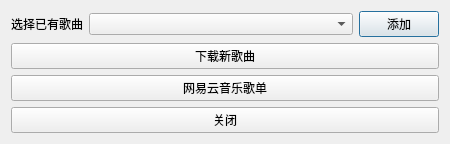
Old version of the form ui/add_music_dialog.ui in the repository shicj0927/EasyMusicPlus.
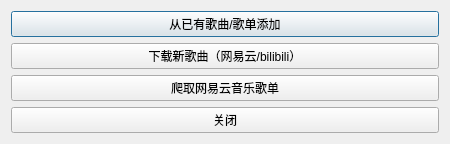
New version of the form.

Commit message: 修复歌单相关bug,升级添加歌曲（歌单选择）功能

```diff
--- a/ui/add_music_dialog.ui
+++ b/ui/add_music_dialog.ui
@@ -7,7 +7,7 @@
     <x>0</x>
     <y>0</y>
     <width>450</width>
-    <height>142</height>
+    <height>140</height>
    </rect>
   </property>
   <property name="windowTitle">
@@ -15,49 +15,23 @@
   </property>
   <layout class="QVBoxLayout" name="verticalLayout">
    <item>
-    <layout class="QHBoxLayout" name="horizontalLayout">
-     <item>
-      <widget class="QLabel" name="label">
-       <property name="sizePolicy">
-        <sizepolicy hsizetype="Fixed" vsizetype="Preferred">
-         <horstretch>0</horstretch>
-         <verstretch>0</verstretch>
-        </sizepolicy>
-       </property>
-       <property name="text">
-        <string>选择已有歌曲</string>
-       </property>
-      </widget>
-     </item>
-     <item>
-      <widget class="QComboBox" name="qComboBox_selectFromData"/>
-     </item>
-     <item>
-      <widget class="QPushButton" name="qPushButton_add_from_data">
-       <property name="sizePolicy">
-        <sizepolicy hsizetype="Fixed" vsizetype="Fixed">
-         <horstretch>0</horstretch>
-         <verstretch>0</verstretch>
-        </sizepolicy>
-       </property>
-       <property name="text">
-        <string>添加</string>
-       </property>
-      </widget>
-     </item>
-    </layout>
+    <widget class="QPushButton" name="qPushButton_add_from_list">
+     <property name="text">
+      <string>从已有歌曲/歌单添加</string>
+     </property>
+    </widget>
    </item>
    <item>
     <widget class="QPushButton" name="qPushButton_open_downloader">
      <property name="text">
-      <string>下载新歌曲</string>
+      <string>下载新歌曲（网易云/bilibili）</string>
      </property>
     </widget>
    </item>
    <item>
     <widget class="QPushButton" name="qPushButton_netease_songlist">
      <property name="text">
-      <string>网易云音乐歌单</string>
+      <string>爬取网易云音乐歌单</string>
      </property>
     </widget>
    </item>
```
The commit also changes 6 other files.
